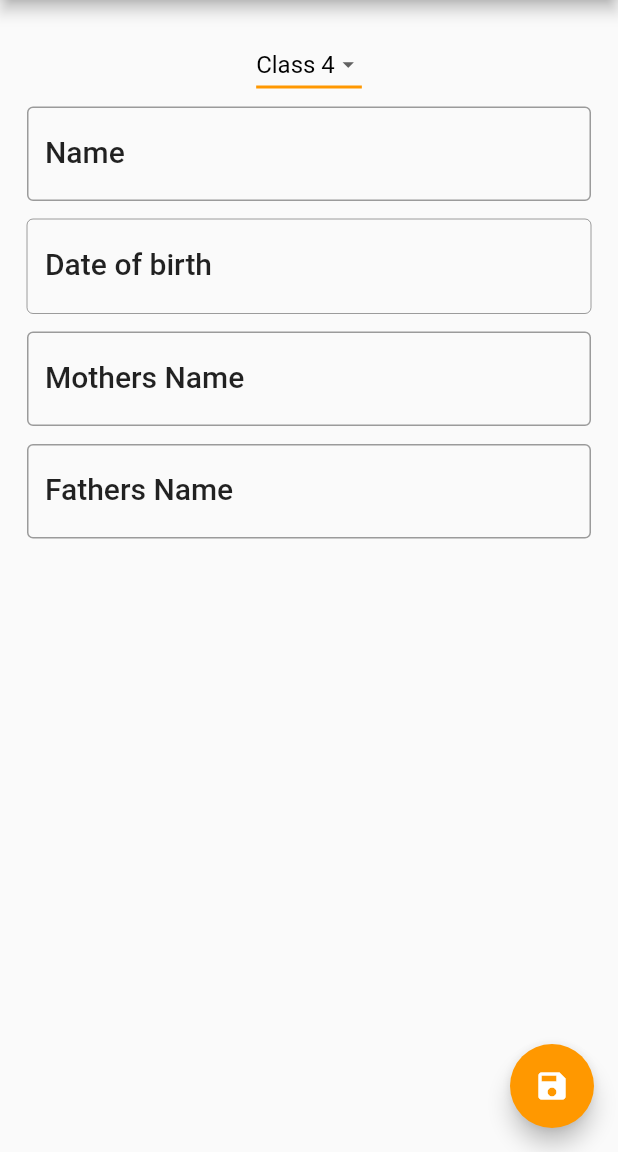
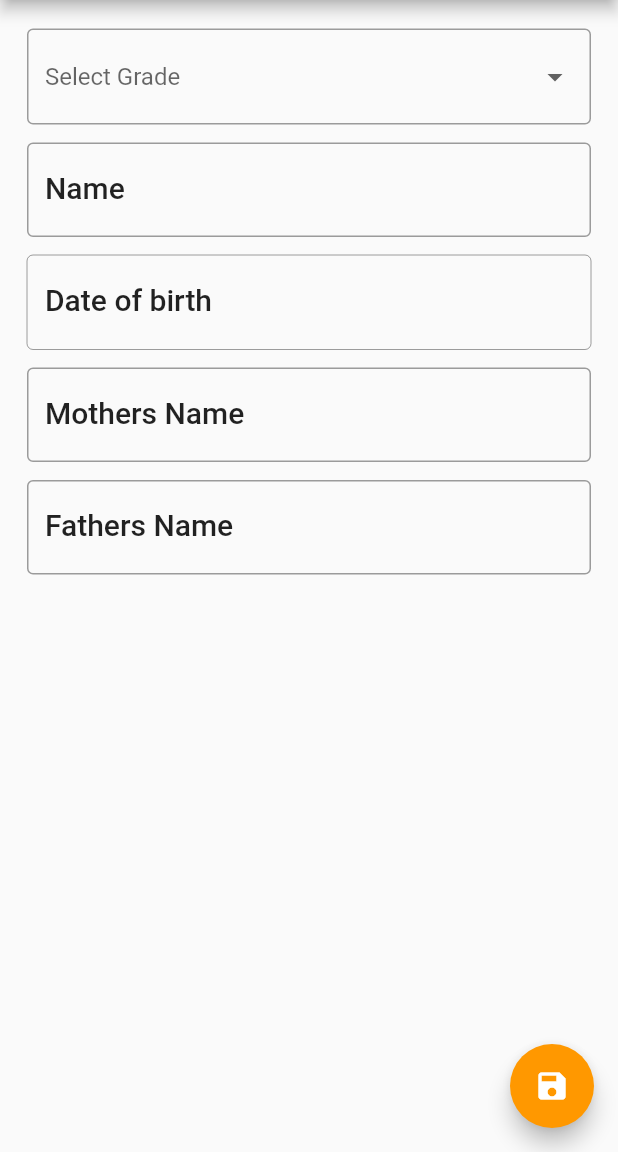
Before and after one commit to shakiz/student_app, a Flutter app: the screen it shows after launch, after a tap on the "add" icon, on a phone screen of 412 x 824 dp, the part 84-1236 px from its top. Run offline on Flutter 3.47's test engine with Material 2 defaults, Android fonts, the phone set to English and light mode, and no system bars; our stand-ins replace sqflite; accounts and stored records are empty.

```diff
--- a/lib/screens/student_details.dart
+++ b/lib/screens/student_details.dart
@@ -22,10 +22,10 @@ class StudentDetails extends StatefulWidget {
 class StudentDetailsState extends State<StudentDetails> {
   final GlobalKey<FormState> _formKey = GlobalKey<FormState>();
   static var _grade = ["Class 4", "Class 5"];
-  TextEditingController nameEditor = TextEditingController();
-  TextEditingController dobEditor = TextEditingController();
-  TextEditingController fathersNameEditor = TextEditingController();
-  TextEditingController mothersNameEditor = TextEditingController();
+  TextEditingController nameController = TextEditingController();
+  TextEditingController dobController = TextEditingController();
+  TextEditingController fathersNameController = TextEditingController();
+  TextEditingController mothersNameController = TextEditingController();
 
   DatabaseHelper _databaseHelper;
   Student _student;
@@ -38,17 +38,17 @@ class StudentDetailsState extends State<StudentDetails> {
   @override
   Widget build(BuildContext context) {
     TextStyle textStyle = Theme.of(context).textTheme.title;
-    nameEditor.text = _student.name;
-    dobEditor.text = _student.dob;
-    mothersNameEditor.text = _student.mothersName;
-    fathersNameEditor.text = _student.fathersName;
+    nameController.text = _student.name;
+    dobController.text = _student.dob;
+    mothersNameController.text = _student.mothersName;
+    fathersNameController.text = _student.fathersName;
 
     if (_databaseHelper == null) {
       _databaseHelper = DatabaseHelper();
     }
 
     //region set fab icon
-    if (nameEditor.text == "") {
+    if (nameController.text == "") {
       _fabIconType = 0;
     } else {
       _fabIconType = 1;
@@ -79,36 +79,43 @@ class StudentDetailsState extends State<StudentDetails> {
                   Container(
                       margin:
                           EdgeInsets.only(left: 8, top: 4, bottom: 0, right: 8),
+                      child: FormField<String>(
+                        builder: (FormFieldState<String> state) {
+                          return InputDecorator(
+                            decoration: InputDecoration(
+                                border: OutlineInputBorder(
+                                    borderRadius: BorderRadius.circular(4))),
+                            child: DropdownButtonHideUnderline(
                               child: DropdownButton<String>(
-                      value: _grade[0],
-                      icon: Icon(Icons.arrow_drop_down),
-                      iconSize: 18,
-                      elevation: 8,
-                      style: TextStyle(color: Colors.black, fontSize: 16),
-                      underline: Container(
-                        height: 2,
-                        color: Colors.orange,
-                      ),
-                      onChanged: (value) {
+                                hint: Text("Select Grade"),
+                                value: _dropdownValue,
+                                isDense: true,
+                                onChanged: (newValue) {
                                   setState(() {
-                          _dropdownValue = value;
+                                    _dropdownValue = newValue;
+                                    print("DropDown value $_dropdownValue");
                                   });
                                 },
-                      items:
-                          _grade.map<DropdownMenuItem<String>>((selectedValue) {
+                                items: _grade.map((String value) {
                                   return DropdownMenuItem<String>(
-                          value: selectedValue,
-                          child: Text(selectedValue),
+                                    value: value,
+                                    child: Text(
+                                      value,
+                                      style: textStyle,
+                                    ),
                                   );
                                 }).toList(),
                               ),
                             ),
+                          );
+                        },
+                      )),
                   Container(
                     margin:
-                        EdgeInsets.only(left: 8, top: 4, bottom: 0, right: 8),
+                        EdgeInsets.only(left: 8, top: 12, bottom: 0, right: 8),
                     child: TextFormField(
                       style: textStyle,
-                      controller: nameEditor,
+                      controller: nameController,
                       onChanged: (value) {
                         _student.name = value;
                         debugPrint("Name $value");
@@ -130,18 +137,19 @@ class StudentDetailsState extends State<StudentDetails> {
                   ),
                   //DOB
                   Container(
-                    margin:
-                        EdgeInsets.only(left: 8, top: 12, bottom: 0, right: 8),
+                      margin: EdgeInsets.only(
+                          left: 8, top: 12, bottom: 0, right: 8),
                       child: InkWell(
                         onTap: () {
                           // Below line stops keyboard from appearing
                           FocusScope.of(context).requestFocus(new FocusNode());
                           _selectDate(context);
                         },
+                        child: AbsorbPointer(
                             child: Container(
                           child: TextFormField(
                             enabled: false,
-                            controller: dobEditor,
+                            controller: dobController,
                             style: textStyle,
                             onChanged: (value) {
                               _student.dob = value;
@@ -161,13 +169,13 @@ class StudentDetailsState extends State<StudentDetails> {
                                     borderRadius: BorderRadius.circular(4))),
                           ),
                         )),
-                  ),
+                      )),
                   //Mothers name
                   Container(
                     margin:
                         EdgeInsets.only(left: 8, top: 12, bottom: 0, right: 8),
                     child: TextFormField(
-                      controller: mothersNameEditor,
+                      controller: mothersNameController,
                       style: textStyle,
                       onChanged: (value) {
                         _student.mothersName = value;
@@ -193,7 +201,7 @@ class StudentDetailsState extends State<StudentDetails> {
                     margin:
                         EdgeInsets.only(left: 8, top: 12, bottom: 0, right: 8),
                     child: TextFormField(
-                      controller: fathersNameEditor,
+                      controller: fathersNameController,
                       style: textStyle,
                       onChanged: (value) {
                         _student.fathersName = value;
@@ -240,10 +248,11 @@ class StudentDetailsState extends State<StudentDetails> {
     if (pickedDate != null && pickedDate != _selectedDate) {
       setState(() {
         _selectedDate = pickedDate;
-        dobEditor.text = "${_selectedDate.toLocal()}".split(' ')[0];
-        dobEditor.selection = TextSelection.fromPosition(TextPosition(
-            offset: dobEditor.text.length, affinity: TextAffinity.upstream));
-        debugPrint(dobEditor.text);
+        dobController.text = "${_selectedDate.toLocal()}".split(' ')[0];
+        dobController.selection = TextSelection.fromPosition(TextPosition(
+            offset: dobController.text.length,
+            affinity: TextAffinity.upstream));
+        debugPrint(dobController.text);
       });
     }
   }
```
Lines whose indentation alone changed are shown as unchanged.
